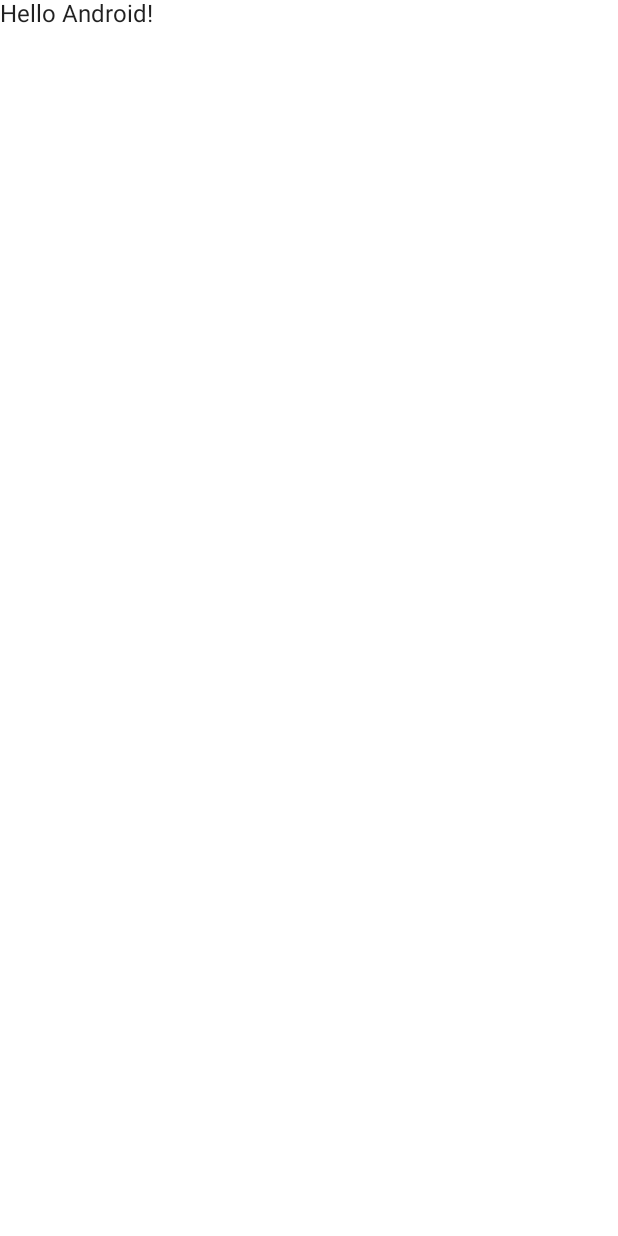
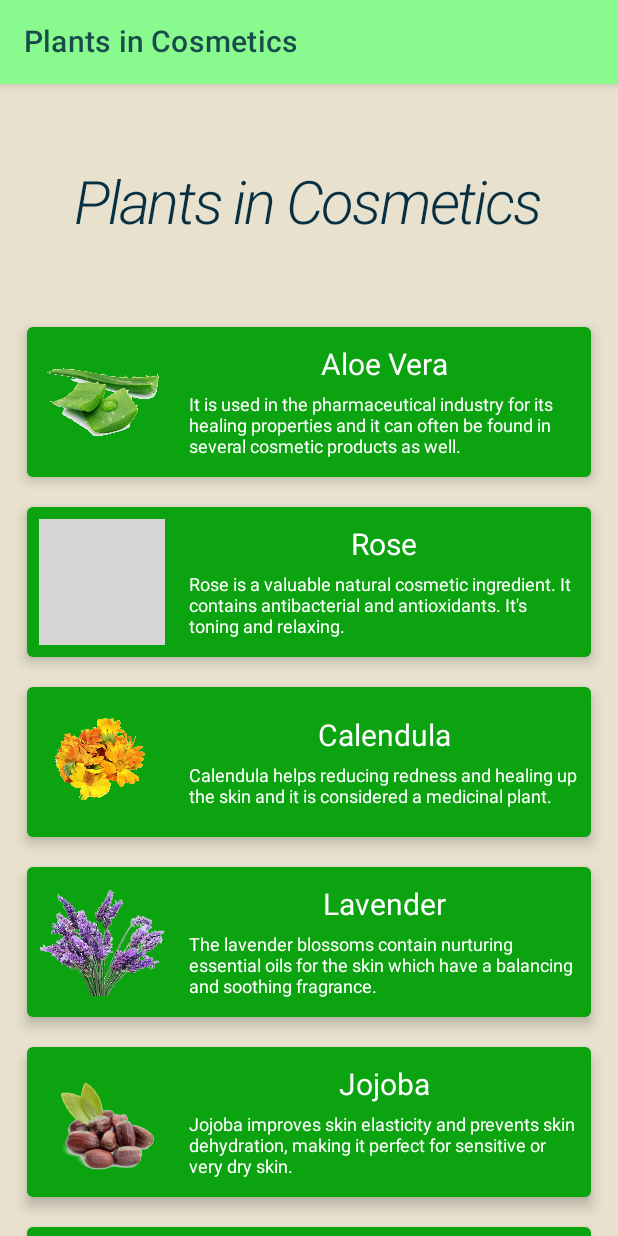
Before and after one commit to RyanKCox/ListViewExample, an Android app built with Jetpack Compose: the screen it shows after launch (MainActivity), on a phone screen of 412 x 824 dp. Before the commit the screen is almost empty. Run offline under Robolectric (Android 15) with nearby library versions, the phone set to English and light mode, and no system bars; grey boxes are pictures that could not be loaded.

Commit message:
Added Screens, changed themes

```diff
--- a/app/src/main/AndroidManifest.xml
+++ b/app/src/main/AndroidManifest.xml
@@ -10,7 +10,7 @@
         android:supportsRtl="true"
         android:theme="@style/Theme.ListViewExample">
         <activity
-            android:name=".MainActivity"
+            android:name=".ui.MainActivity"
             android:exported="true"
             android:label="@string/app_name"
             android:theme="@style/Theme.ListViewExample">
--- a/app/src/main/java/com/revature/listviewexample/Plants.kt
+++ /dev/null
@@ -1,4 +0,0 @@
-package com.revature.listviewexample
-
-class Plants {
-}
--- a/app/src/main/java/com/revature/listviewexample/Plant.kt
+++ b/app/src/main/java/com/revature/listviewexample/model/data/Plant.kt
@@ -1,4 +1,4 @@
-package com.revature.listviewexample
+package com.revature.listviewexample.model.data
 
 data class Plant(
     val id:Int,
--- /dev/null
+++ b/app/src/main/java/com/revature/listviewexample/ui/AllPlants.kt
@@ -0,0 +1,87 @@
+package com.revature.listviewexample.ui
+
+import android.content.res.Configuration.UI_MODE_NIGHT_NO
+import android.content.res.Configuration.UI_MODE_NIGHT_YES
+import android.util.Log
+import androidx.compose.foundation.layout.*
+import androidx.compose.foundation.lazy.LazyColumn
+import androidx.compose.foundation.lazy.items
+import androidx.compose.material.MaterialTheme
+import androidx.compose.material.Scaffold
+import androidx.compose.material.Text
+import androidx.compose.material.TopAppBar
+import androidx.compose.runtime.Composable
+import androidx.compose.ui.Alignment
+import androidx.compose.ui.Modifier
+import androidx.compose.ui.res.stringResource
+import androidx.compose.ui.text.font.FontStyle
+import androidx.compose.ui.tooling.preview.Preview
+import androidx.compose.ui.unit.dp
+import androidx.compose.ui.unit.sp
+import com.revature.listviewexample.R
+import com.revature.listviewexample.model.data.Plant
+import com.revature.listviewexample.ui.theme.ListViewExampleTheme
+
+@Preview(uiMode = UI_MODE_NIGHT_NO,
+            name = "Light Mode")
+@Composable
+fun allPlantsPreview(){
+    //enable via theme
+    ListViewExampleTheme{/*(darkTheme = true)*/
+
+        allPlants(plants = plants)
+    }
+}
+
+//enable dark theme via preview
+@Preview(uiMode = UI_MODE_NIGHT_YES,
+            name = "Dark Mode")
+@Composable
+fun darkPreview(){
+    ListViewExampleTheme {
+        allPlants(plants = plants)
+    }
+}
+
+@Composable
+fun allPlants(plants: List<Plant>) {
+
+    Log.d("List","List Initialization")
+
+    Scaffold (
+        topBar = {
+            TopAppBar (
+                backgroundColor = MaterialTheme.colors.primary,
+                title = { Text(stringResource(R.string.title))}) })
+
+        {
+        LazyColumn (
+            modifier = Modifier.fillMaxWidth(),
+            contentPadding = PaddingValues(8.dp))
+
+        {
+            item {
+
+                Row ( modifier = Modifier
+                    .fillMaxWidth()
+                    .wrapContentHeight()
+                    .padding(vertical = 16.dp),
+                    horizontalArrangement = Arrangement.Center,
+                    verticalAlignment = Alignment.CenterVertically) {
+
+                    Text(stringResource(id = R.string.title),
+                                    style = MaterialTheme.typography.h1,
+                                    fontSize = 40.sp,
+                                    fontStyle = FontStyle.Italic,
+                                    color = MaterialTheme.colors.onPrimary)
+
+                }
+            }//end of item
+
+            items(plants){
+                plant->
+                plantCard(plant.name,plant.Description,plant.imageRes)
+            }
+        }
+    }
+}
--- a/app/src/main/java/com/revature/listviewexample/MainActivity.kt
+++ b/app/src/main/java/com/revature/listviewexample/ui/MainActivity.kt
@@ -1,6 +1,7 @@
-package com.revature.listviewexample
+package com.revature.listviewexample.ui
 
 import android.os.Bundle
+import android.util.Log
 import androidx.activity.ComponentActivity
 import androidx.activity.compose.setContent
 import androidx.compose.foundation.layout.fillMaxSize
@@ -10,6 +11,7 @@ import androidx.compose.material.Text
 import androidx.compose.runtime.Composable
 import androidx.compose.ui.Modifier
 import androidx.compose.ui.tooling.preview.Preview
+import com.revature.listviewexample.model.data.Plant
 import com.revature.listviewexample.ui.theme.ListViewExampleTheme
 
 class MainActivity : ComponentActivity() {
@@ -20,24 +22,19 @@ class MainActivity : ComponentActivity() {
                 // A surface container using the 'background' color from the theme
                 Surface(
                     modifier = Modifier.fillMaxSize(),
-                    color = MaterialTheme.colors.background
-                ) {
-                    Greeting("Android")
+                    color = MaterialTheme.colors.background) {
+
+                    Log.d("Main","Main Initialization")
+                    allPlants(plants)
+
                 }
             }
         }
     }
 }
 
+@Preview
 @Composable
-fun Greeting(name: String) {
-    Text(text = "Hello $name!")
+fun PreviewPlants(){
+    allPlants(plants = plants)
 }
-
-@Preview(showBackground = true)
-@Composable
-fun DefaultPreview() {
-    ListViewExampleTheme {
-        Greeting("Android")
-    }
-}
--- /dev/null
+++ b/app/src/main/java/com/revature/listviewexample/ui/PlantCard.kt
@@ -0,0 +1,66 @@
+package com.revature.listviewexample.ui
+
+import android.content.Context
+import android.util.Log
+import android.widget.Toast
+import androidx.compose.foundation.Image
+import androidx.compose.foundation.clickable
+import androidx.compose.foundation.layout.*
+import androidx.compose.material.Card
+import androidx.compose.material.MaterialTheme
+import androidx.compose.material.Text
+import androidx.compose.runtime.Composable
+import androidx.compose.ui.Alignment
+import androidx.compose.ui.Modifier
+import androidx.compose.ui.layout.ContentScale
+import androidx.compose.ui.platform.LocalContext
+import androidx.compose.ui.res.painterResource
+import androidx.compose.ui.unit.dp
+import androidx.compose.ui.unit.sp
+
+fun cardViewCallBack(context: Context,message:String){
+    Toast.makeText(context,message,Toast.LENGTH_LONG).show()
+}
+
+@Composable
+fun plantCard(name:String,description:String,image:Int){
+
+    Log.d("Card","Card Initialization")
+
+    var context = LocalContext.current
+
+    Card(modifier = Modifier
+        .padding(10.dp)
+        .fillMaxWidth()
+        .height(100.dp)
+        .wrapContentHeight()
+        .clickable { cardViewCallBack(context = context,
+                                    message = "$name\n$description") },
+        shape = MaterialTheme.shapes.medium,
+        elevation = 5.dp,
+        backgroundColor = MaterialTheme.colors.surface) {
+
+        Row(verticalAlignment = Alignment.CenterVertically) {
+
+            Image(painter = painterResource(id = image),
+                contentDescription = "Plant Image",
+                modifier = Modifier
+                    .size(100.dp)
+                    .padding(8.dp),
+                contentScale = ContentScale.Fit)
+
+            Column(modifier = Modifier.padding(8.dp),
+                horizontalAlignment = Alignment.CenterHorizontally) {
+
+                Text(name,
+                    style = MaterialTheme.typography.h2,
+                    color = MaterialTheme.colors.onSurface,
+                    modifier = Modifier.padding(bottom = 8.dp))
+
+                Text(description,
+                    style = MaterialTheme.typography.body2,
+                    color = MaterialTheme.colors.onSurface)
+            }
+        }
+    }
+}
--- /dev/null
+++ b/app/src/main/java/com/revature/listviewexample/ui/Plants.kt
@@ -0,0 +1,81 @@
+package com.revature.listviewexample.ui
+
+import com.revature.listviewexample.R
+import com.revature.listviewexample.model.data.Plant
+
+
+
+val plants = listOf(
+    Plant(
+        1,
+        "Aloe Vera",
+        "It is used in the pharmaceutical industry for its healing properties and it can often be found in several cosmetic products as well.",
+        R.drawable.aloe_vera,
+    ),
+    Plant(
+        2,
+        "Rose",
+        "Rose is a valuable natural cosmetic ingredient. It contains antibacterial and antioxidants. It's toning and relaxing.",
+        R.drawable.rose,
+    ),
+    Plant(
+        3,
+        "Calendula",
+        "Calendula helps reducing redness and healing up the skin and it is considered a medicinal plant.",
+        R.drawable.calendula,
+    ),
+    Plant(
+        4,
+        "Lavender",
+        "The lavender blossoms contain nurturing essential oils for the skin which have a balancing and soothing fragrance.",
+        R.drawable.lavender,
+    ),
+    Plant(
+        5,
+        "Jojoba",
+        "Jojoba improves skin elasticity and prevents skin dehydration, making it perfect for sensitive or very dry skin.",
+        R.drawable.jojoba,
+    ),
+    Plant(
+        6,
+        "Tea Tree",
+        "Tea tree is aimed to fight against acne and to treat acne prone skin. It's considered one of the best natural alternatives to chemical substances.",
+        R.drawable.tea_tree,
+    ),
+    Plant(
+        7,
+        "Chamomile",
+        "Chamomile is the most extensive applications in natural cosmetics. It is a common flavoring agent in foods and beverages, and other products such as mouthwash, soaps, and cosmetics.",
+        R.drawable.chamomile,
+    ),
+    Plant(
+        8,
+        "Rosemary",
+        "Rosemary (Rosmarinus officinalis) is deep green in colour and pungent in fragrance.",
+        R.drawable.rosemary,
+    ),
+    Plant(
+        9,
+        "Kiwi",
+        "It contains high amounts of vitamin C and a potent antioxidant that can protect the skin from free radicals, stimulate collagen production, and reduce hyper pigmentation.",
+        R.drawable.kiwi,
+    ),
+    Plant(
+        10,
+        "Cilantro",
+        "Cilantro is high in vitamin C, an antioxidant that fights off damage-causing free radicals.",
+        R.drawable.cilantro,
+    ),
+    Plant(
+        11,
+        "Orange",
+        "Consuming enough vitamin C can help a person maintain skin health and appearance.  Vitamin C contributes to collagen production. Collagen supports the skin, promotes wound healing, and improves skin strength.",
+        R.drawable.orange,
+    ),
+    Plant(
+        12,
+        "Cucumber",
+        "Cucumber is rich in all most Vitamin (C,A,B,K). Magnesium in cucumbers can promote skin elasticity and retain skin moisture.Potassium in cucumbers is another mineral that can help in hydrating the skin and balancing the electrolytes.",
+        R.drawable.cucumber,
+    )
+)
--- a/app/src/main/java/com/revature/listviewexample/ui/theme/Color.kt
+++ b/app/src/main/java/com/revature/listviewexample/ui/theme/Color.kt
@@ -6,3 +6,13 @@ val Purple200 = Color(0xFFBB86FC)
 val Purple500 = Color(0xFF6200EE)
 val Purple700 = Color(0xFF3700B3)
 val Teal200 = Color(0xFF03DAC5)
+
+val OffWhite = Color(0xFFE7E1CE)
+val GardenGreen = Color(0xFF89FA8D)
+val Green = Color(0xFF0BA310)
+
+val PrimaryBrown = Color(0xFFFF9574)
+val Navy = Color(0xFF073042)
+val Blue = Color(0xFF4285F4)
+val LightBlue = Color(0xFFD7EFFE)
+val Chartreuse = Color(0xFFEFF7CF)
--- a/app/src/main/java/com/revature/listviewexample/ui/theme/Theme.kt
+++ b/app/src/main/java/com/revature/listviewexample/ui/theme/Theme.kt
@@ -5,17 +5,23 @@ import androidx.compose.material.MaterialTheme
 import androidx.compose.material.darkColors
 import androidx.compose.material.lightColors
 import androidx.compose.runtime.Composable
+import androidx.compose.ui.graphics.Color
 
 private val DarkColorPalette = darkColors(
-    primary = Purple200,
-    primaryVariant = Purple700,
-    secondary = Teal200
+
+    surface = Navy,
+    onSurface = Color.White,
+    primary = Color.Red,
+    onPrimary = PrimaryBrown,
+    background = Color.White
 )
 
 private val LightColorPalette = lightColors(
-    primary = Purple500,
-    primaryVariant = Purple700,
-    secondary = Teal200
+    surface = Green,
+    onSurface = Color.White,
+    primary = GardenGreen,
+    onPrimary = Navy,
+    background = OffWhite
 
     /* Other default colors to override
     background = Color.White,
--- a/app/src/main/java/com/revature/listviewexample/ui/theme/Type.kt
+++ b/app/src/main/java/com/revature/listviewexample/ui/theme/Type.kt
@@ -12,6 +12,16 @@ val Typography = Typography(
         fontFamily = FontFamily.Default,
         fontWeight = FontWeight.Normal,
         fontSize = 16.sp
+    ),
+    body2 = TextStyle(
+        fontFamily = FontFamily.Default,
+        fontWeight = FontWeight.Normal,
+        fontSize = 12.sp
+    ),
+    h2 = TextStyle(
+        fontFamily = FontFamily.Default,
+        fontWeight = FontWeight.Normal,
+        fontSize = 20.sp
     )
     /* Other default text styles to override
     button = TextStyle(
--- a/app/src/main/res/values/strings.xml
+++ b/app/src/main/res/values/strings.xml
@@ -1,3 +1,4 @@
 <resources>
     <string name="app_name">ListViewExample</string>
+    <string name="title">Plants in Cosmetics</string>
 </resources>
```
